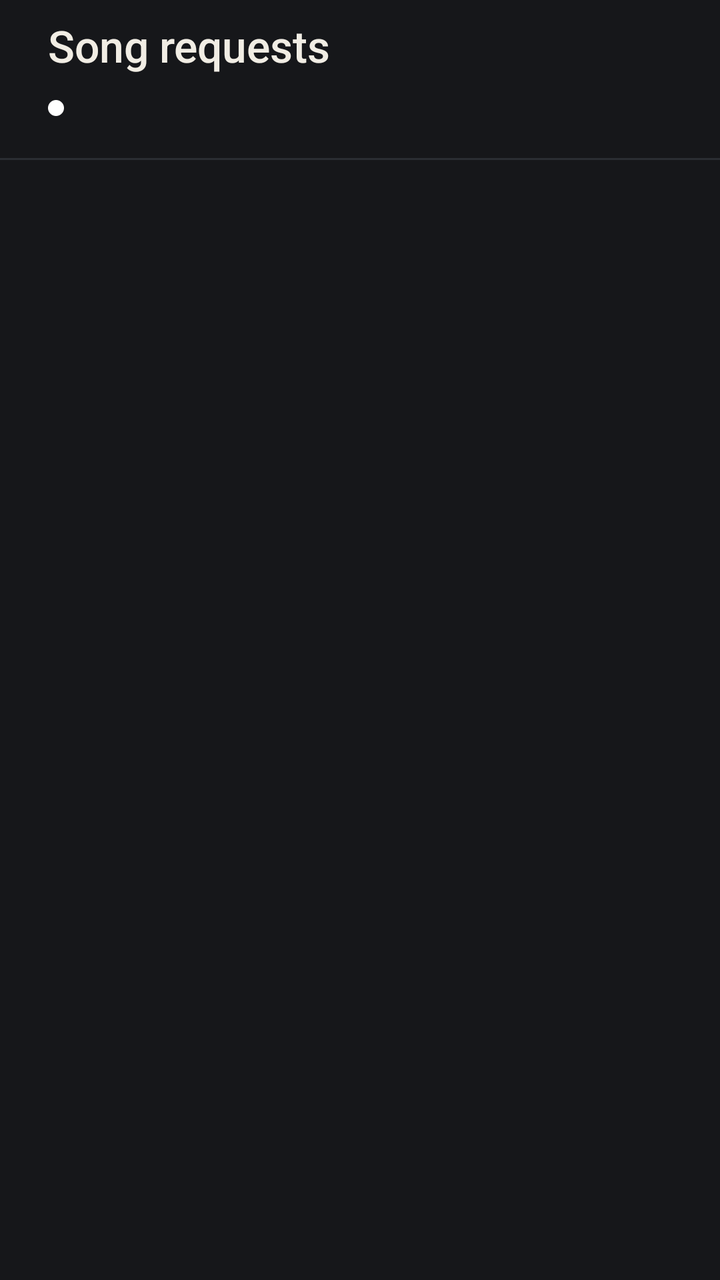
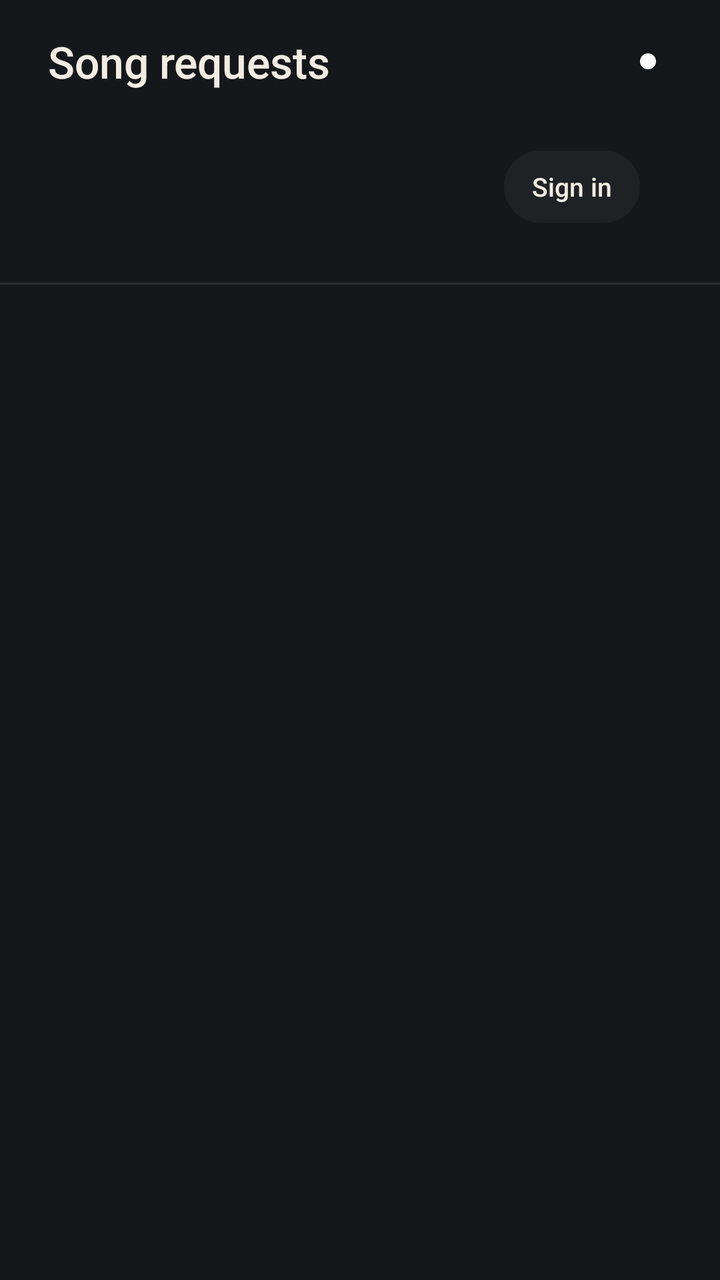

Compare the two renders of this Android layout. The source of the first and the diff that turns it into the second are given below.
<!-- AndroidManifest.xml: application theme Theme.AknSetlist -->
<!-- res/layout/sheet_request_queue.xml -->
<?xml version="1.0" encoding="utf-8"?>
<LinearLayout xmlns:android="http://schemas.android.com/apk/res/android"
    xmlns:app="http://schemas.android.com/apk/res-auto"
    android:layout_width="match_parent"
    android:layout_height="wrap_content"
    android:minHeight="320dp"
    android:orientation="vertical"
    android:paddingTop="@dimen/space_s">

    <TextView
        style="@style/Text.DetailTitle"
        android:layout_width="match_parent"
        android:layout_height="wrap_content"
        android:paddingStart="@dimen/screen_margin"
        android:paddingEnd="@dimen/screen_margin"
        android:text="@string/queue_title"
        android:textSize="22sp" />

    <LinearLayout
        android:layout_width="match_parent"
        android:layout_height="wrap_content"
        android:gravity="center_vertical"
        android:orientation="horizontal"
        android:paddingStart="@dimen/screen_margin"
        android:paddingTop="@dimen/space_s"
        android:paddingEnd="@dimen/screen_margin">

        <View
            android:id="@+id/view_sheet_dot"
            android:layout_width="8dp"
            android:layout_height="8dp"
            android:background="@drawable/bg_dot" />

        <TextView
            android:id="@+id/text_sheet_status"
            style="@style/Text.Caption"
            android:layout_width="0dp"
            android:layout_height="wrap_content"
            android:layout_marginStart="10dp"
            android:layout_weight="1" />

        <TextView
            android:id="@+id/button_sheet_signout"
            style="@style/Widget.Akn.ToolButton"
            android:layout_width="wrap_content"
            android:layout_height="wrap_content"
            android:minHeight="32dp"
            android:text="@string/admin_sign_out"
            android:textSize="12sp"
            android:visibility="gone" />
    </LinearLayout>

    <TextView
        android:id="@+id/text_sheet_detail"
        style="@style/Text.Caption"
        android:layout_width="match_parent"
        android:layout_height="wrap_content"
        android:paddingStart="@dimen/screen_margin"
        android:paddingTop="4dp"
        android:paddingEnd="@dimen/screen_margin"
        android:textColor="@color/akn_error"
        android:visibility="gone" />

    <View
        android:layout_width="match_parent"
        android:layout_height="@dimen/divider_height"
        android:layout_marginTop="@dimen/space_m"
        android:background="@color/akn_divider" />

    <FrameLayout
        android:layout_width="match_parent"
        android:layout_height="wrap_content"
        android:minHeight="220dp">

        <androidx.recyclerview.widget.RecyclerView
            android:id="@+id/recycler_requests"
            android:layout_width="match_parent"
            android:layout_height="wrap_content"
            android:overScrollMode="ifContentScrolls"
            app:layoutManager="androidx.recyclerview.widget.LinearLayoutManager" />

        <LinearLayout
            android:id="@+id/sheet_empty_state"
            android:layout_width="match_parent"
            android:layout_height="220dp"
            android:gravity="center"
            android:orientation="vertical"
            android:paddingStart="@dimen/space_xl"
            android:paddingEnd="@dimen/space_xl"
            android:visibility="gone">

            <TextView
                android:id="@+id/text_sheet_empty_title"
                style="@style/Text.Title"
                android:layout_width="wrap_content"
                android:layout_height="wrap_content" />

            <TextView
                android:id="@+id/text_sheet_empty_message"
                style="@style/Text.Body"
                android:layout_width="wrap_content"
                android:layout_height="wrap_content"
                android:layout_marginTop="@dimen/space_s"
                android:gravity="center" />
        </LinearLayout>
    </FrameLayout>
</LinearLayout>
<!-- resources referenced by this layout -->
<resources>
  <color name="akn_divider">#2B2E33</color>
  <color name="akn_error">#E58B7E</color>
  <dimen name="divider_height">1dp</dimen>
  <dimen name="screen_margin">24dp</dimen>
  <dimen name="space_m">16dp</dimen>
  <dimen name="space_s">8dp</dimen>
  <dimen name="space_xl">32dp</dimen>
  <!-- drawable bg_dot (drawable) -->
  <?xml version="1.0" encoding="utf-8"?>
  <shape xmlns:android="http://schemas.android.com/apk/res/android" android:shape="oval">
      <solid android:color="#FFFFFFFF" />
  </shape>
  <string name="admin_sign_out">Sign out</string>
  <string name="queue_title">Song requests</string>
  <style name="Text.Body">
          <item name="android:textSize">@dimen/text_body</item>
          <item name="android:textColor">@color/akn_text_secondary</item>
      </style>
  <style name="Text.Caption">
          <item name="android:textSize">@dimen/text_caption</item>
          <item name="android:textColor">@color/akn_text_secondary</item>
      </style>
  <style name="Text.DetailTitle" parent="Text.Title">
          <item name="android:textSize">26sp</item>
          <item name="android:lineSpacingMultiplier">1.05</item>
      </style>
  <style name="Text.Title">
          <item name="android:textSize">@dimen/text_title</item>
          <item name="android:textColor">@color/akn_text_primary</item>
          <item name="android:fontFamily">sans-serif-medium</item>
      </style>
  <style name="Widget.Akn.ToolButton" parent="">
          <item name="android:background">@drawable/bg_tool_button</item>
          <item name="android:textColor">@color/tool_button_text</item>
          <item name="android:textSize">15sp</item>
          <item name="android:fontFamily">sans-serif-medium</item>
          <item name="android:gravity">center</item>
          <item name="android:minWidth">44dp</item>
          <item name="android:minHeight">40dp</item>
          <item name="android:paddingStart">14dp</item>
          <item name="android:paddingEnd">14dp</item>
          <item name="android:clickable">true</item>
          <item name="android:focusable">true</item>
      </style>
  <dimen name="text_body">15sp</dimen>
  <color name="akn_text_secondary">#8D9199</color>
  <dimen name="text_caption">13sp</dimen>
  <dimen name="text_title">17sp</dimen>
  <color name="akn_text_primary">#F1EDE4</color>
  <!-- drawable bg_tool_button (drawable) -->
  <?xml version="1.0" encoding="utf-8"?>
  <selector xmlns:android="http://schemas.android.com/apk/res/android">
      <item android:state_selected="true">
          <shape android:shape="rectangle">
              <solid android:color="@color/akn_accent" />
              <corners android:radius="20dp" />
          </shape>
      </item>
      <item android:state_pressed="true">
          <shape android:shape="rectangle">
              <solid android:color="@color/akn_surface_pressed" />
              <corners android:radius="20dp" />
          </shape>
      </item>
      <item>
          <shape android:shape="rectangle">
              <solid android:color="@color/akn_surface" />
              <corners android:radius="20dp" />
          </shape>
      </item>
  </selector>
  <color name="akn_accent">#B4E3A0</color>
  <color name="akn_on_accent">#16171A</color>
  <color name="akn_bg">#16171A</color>
  <color name="akn_text_tertiary">#5F636B</color>
  <color name="akn_surface">#1F2125</color>
  <color name="akn_surface_pressed">#272A2F</color>
  <!-- unchanged entries left out for length: 1 -->
</resources>

<!-- the commit's change to res/layout/sheet_request_queue.xml (unified diff, before → after) -->
@@ -3,19 +3,11 @@
     xmlns:app="http://schemas.android.com/apk/res-auto"
     android:layout_width="match_parent"
     android:layout_height="wrap_content"
-    android:minHeight="320dp"
+    android:minHeight="360dp"
     android:orientation="vertical"
     android:paddingTop="@dimen/space_s">
 
-    <TextView
-        style="@style/Text.DetailTitle"
-        android:layout_width="match_parent"
-        android:layout_height="wrap_content"
-        android:paddingStart="@dimen/screen_margin"
-        android:paddingEnd="@dimen/screen_margin"
-        android:text="@string/queue_title"
-        android:textSize="22sp" />
-
+    
     <LinearLayout
         android:layout_width="match_parent"
         android:layout_height="wrap_content"
@@ -25,6 +17,15 @@
         android:paddingTop="@dimen/space_s"
         android:paddingEnd="@dimen/screen_margin">
 
+        <TextView
+            android:id="@+id/text_sheet_title"
+            style="@style/Text.DetailTitle"
+            android:layout_width="0dp"
+            android:layout_height="wrap_content"
+            android:layout_weight="1"
+            android:text="@string/queue_title"
+            android:textSize="22sp" />
+
         <View
             android:id="@+id/view_sheet_dot"
             android:layout_width="8dp"
@@ -32,22 +33,11 @@
             android:background="@drawable/bg_dot" />
 
         <TextView
-            android:id="@+id/text_sheet_status"
+            android:id="@+id/text_sheet_conn"
             style="@style/Text.Caption"
-            android:layout_width="0dp"
-            android:layout_height="wrap_content"
-            android:layout_marginStart="10dp"
-            android:layout_weight="1" />
-
-        <TextView
-            android:id="@+id/button_sheet_signout"
-            style="@style/Widget.Akn.ToolButton"
             android:layout_width="wrap_content"
             android:layout_height="wrap_content"
-            android:minHeight="32dp"
-            android:text="@string/admin_sign_out"
-            android:textSize="12sp"
-            android:visibility="gone" />
+            android:layout_marginStart="8dp" />
     </LinearLayout>
 
     <TextView
@@ -60,6 +50,66 @@
         android:paddingEnd="@dimen/screen_margin"
         android:textColor="@color/akn_error"
         android:visibility="gone" />
+
+    
+    <LinearLayout
+        android:layout_width="match_parent"
+        android:layout_height="wrap_content"
+        android:layout_marginStart="@dimen/screen_margin"
+        android:layout_marginTop="@dimen/space_m"
+        android:layout_marginEnd="@dimen/screen_margin"
+        android:background="@drawable/bg_card"
+        android:gravity="center_vertical"
+        android:minHeight="64dp"
+        android:orientation="horizontal"
+        android:paddingStart="@dimen/space_m"
+        android:paddingTop="@dimen/space_s"
+        android:paddingEnd="@dimen/space_m"
+        android:paddingBottom="@dimen/space_s">
+
+        <LinearLayout
+            android:layout_width="0dp"
+            android:layout_height="wrap_content"
+            android:layout_weight="1"
+            android:orientation="vertical">
+
+            <TextView
+                android:id="@+id/text_sheet_setting"
+                style="@style/Text.Title"
+                android:layout_width="match_parent"
+                android:layout_height="wrap_content"
+                android:maxLines="1" />
+
+            <TextView
+                android:id="@+id/text_sheet_admin"
+                style="@style/Text.Caption"
+                android:layout_width="match_parent"
+                android:layout_height="wrap_content"
+                android:layout_marginTop="2dp"
+                android:ellipsize="end"
+                android:maxLines="1"
+                android:textColor="@color/akn_text_tertiary"
+                android:visibility="gone" />
+        </LinearLayout>
+
+        <com.google.android.material.materialswitch.MaterialSwitch
+            android:id="@+id/switch_sheet_requests"
+            android:layout_width="wrap_content"
+            android:layout_height="wrap_content"
+            android:layout_marginStart="@dimen/space_s"
+            android:contentDescription="@string/requests_switch"
+            android:visibility="gone" />
+
+        <TextView
+            android:id="@+id/button_sheet_signin"
+            style="@style/Widget.Akn.ToolButton"
+            android:layout_width="wrap_content"
+            android:layout_height="wrap_content"
+            android:layout_marginStart="@dimen/space_s"
+            android:minHeight="36dp"
+            android:text="@string/request_sign_in"
+            android:textSize="13sp" />
+    </LinearLayout>
 
     <View
         android:layout_width="match_parent"
<!-- resource entries referenced after the edit -->
@@ -7,13 +7,20 @@
   <dimen name="space_m">16dp</dimen>
   <dimen name="space_s">8dp</dimen>
   <dimen name="space_xl">32dp</dimen>
+  <!-- drawable bg_card (drawable) -->
+  <?xml version="1.0" encoding="utf-8"?>
+  <shape xmlns:android="http://schemas.android.com/apk/res/android" android:shape="rectangle">
+      <solid android:color="@color/akn_bg" />
+      <corners android:radius="16dp" />
+  </shape>
   <!-- drawable bg_dot (drawable) -->
   <?xml version="1.0" encoding="utf-8"?>
   <shape xmlns:android="http://schemas.android.com/apk/res/android" android:shape="oval">
       <solid android:color="#FFFFFFFF" />
   </shape>
-  <string name="admin_sign_out">Sign out</string>
   <string name="queue_title">Song requests</string>
+  <string name="request_sign_in">Sign in</string>
+  <string name="requests_switch">Allow song requests</string>
   <style name="Text.Body">
           <item name="android:textSize">@dimen/text_body</item>
           <item name="android:textColor">@color/akn_text_secondary</item>
@@ -71,7 +78,7 @@
           </shape>
       </item>
   </selector>
-  <color name="akn_accent">#B4E3A0</color>
+  <color name="akn_accent">#FFB347</color>
   <color name="akn_on_accent">#16171A</color>
   <color name="akn_bg">#16171A</color>
   <color name="akn_text_tertiary">#5F636B</color>
